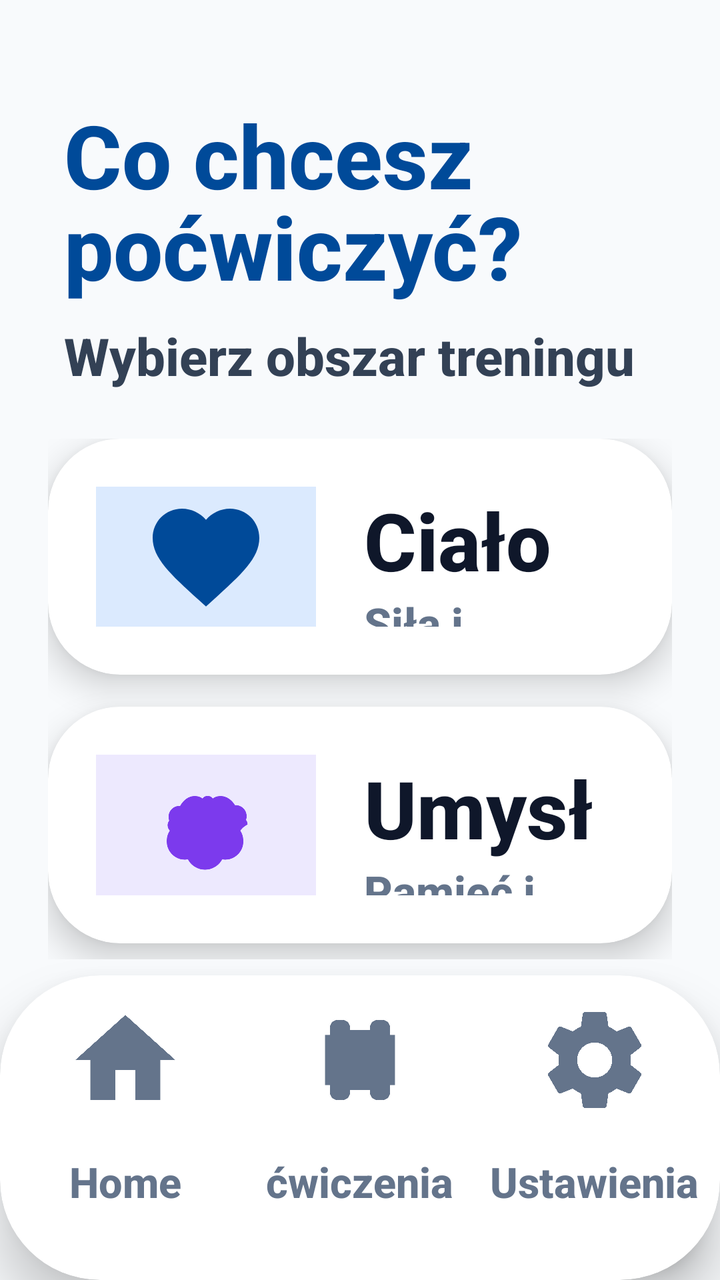
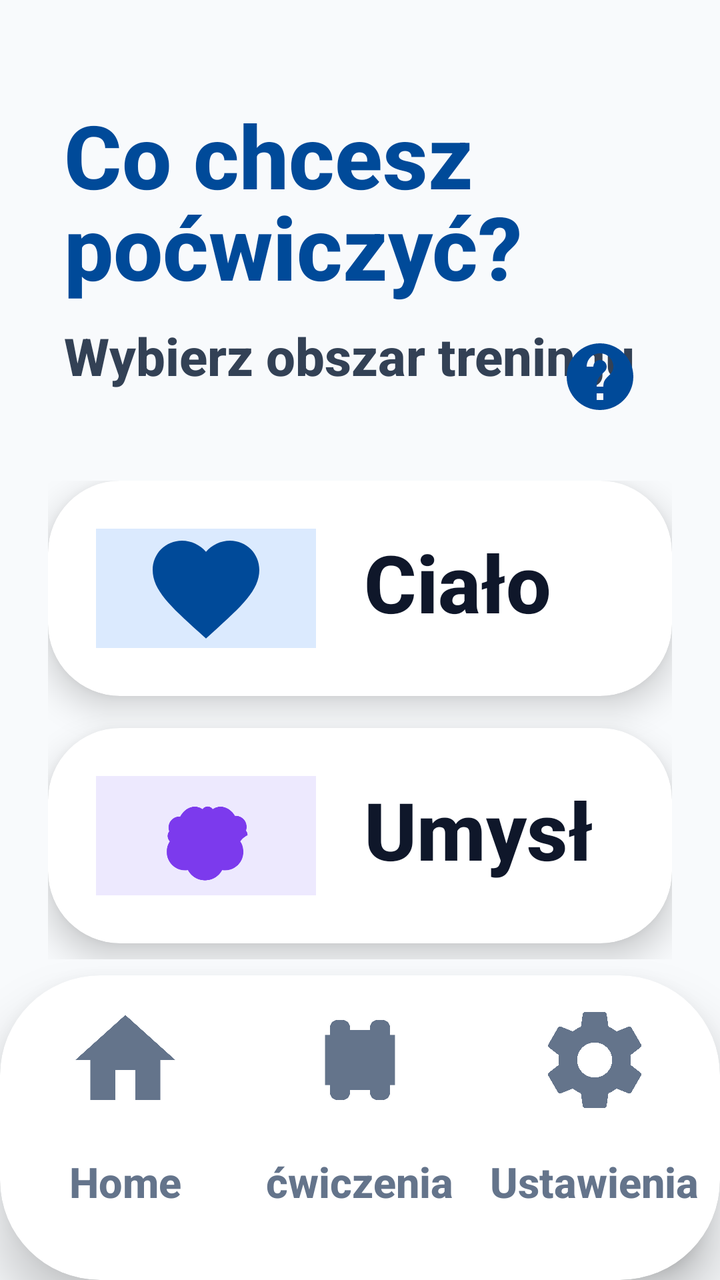

An Android layout rendered at two revisions. The XML below is the earlier revision; the diff shows what the commit changed to produce the second picture.
<!-- AndroidManifest.xml: application theme Theme.Fitnessapp -->
<!-- res/layout/activity_choice.xml -->
<?xml version="1.0" encoding="utf-8"?>
<androidx.constraintlayout.widget.ConstraintLayout xmlns:android="http://schemas.android.com/apk/res/android"
    xmlns:app="http://schemas.android.com/apk/res-auto"
    android:layout_width="match_parent"
    android:layout_height="match_parent"
    android:background="#F8FAFC">

    <LinearLayout
        android:id="@+id/header_container"
        android:layout_width="match_parent"
        android:layout_height="wrap_content"
        android:orientation="vertical"
        android:paddingHorizontal="32dp"
        android:paddingTop="48dp"
        app:layout_constraintTop_toTopOf="parent">

        <TextView
            android:id="@+id/tv_title"
            android:layout_width="match_parent"
            android:layout_height="wrap_content"
            android:text="Co chcesz\npoćwiczyć?"
            android:textColor="#004A99"
            android:textSize="44sp"
            android:textStyle="bold"
            android:lineSpacingMultiplier="0.9" />

        <TextView
            android:id="@+id/tv_subtitle"
            android:layout_width="match_parent"
            android:layout_height="wrap_content"
            android:layout_marginTop="8dp"
            android:text="Wybierz obszar treningu"
            android:textColor="#334155"
            android:textSize="26sp"
            android:textStyle="bold" />
    </LinearLayout>

    <LinearLayout
        android:layout_width="match_parent"
        android:layout_height="0dp"
        android:orientation="vertical"
        android:paddingHorizontal="24dp"
        android:paddingTop="24dp"
        android:paddingBottom="8dp"
        app:layout_constraintTop_toBottomOf="@id/header_container"
        app:layout_constraintBottom_toTopOf="@id/bottom_nav_container">

        
        <androidx.cardview.widget.CardView
            android:id="@+id/card_body"
            android:layout_width="match_parent"
            android:layout_height="0dp"
            android:layout_weight="1"
            android:layout_marginBottom="16dp"
            app:cardCornerRadius="36dp"
            app:cardElevation="10dp"
            android:clickable="true"
            android:focusable="true"
            android:foreground="?android:attr/selectableItemBackground">

            <LinearLayout
                android:layout_width="match_parent"
                android:layout_height="match_parent"
                android:gravity="center_vertical"
                android:orientation="horizontal"
                android:padding="24dp">

                <FrameLayout
                    android:layout_width="110dp"
                    android:layout_height="110dp">
                    <View
                        android:layout_width="match_parent"
                        android:layout_height="match_parent"
                        android:background="@drawable/bg_indicator_active"
                        android:backgroundTint="#DBEAFE" />
                    <ImageView
                        android:layout_width="64dp"
                        android:layout_height="64dp"
                        android:layout_gravity="center"
                        android:src="@drawable/ic_heart"
                        app:tint="#004A99" />
                </FrameLayout>

                <LinearLayout
                    android:layout_width="match_parent"
                    android:layout_height="wrap_content"
                    android:layout_marginStart="24dp"
                    android:orientation="vertical">
                    <TextView
                        android:layout_width="wrap_content"
                        android:layout_height="wrap_content"
                        android:text="Ciało"
                        android:textColor="#0F172A"
                        android:textSize="40sp"
                        android:textStyle="bold" />
                    <TextView
                        android:layout_width="wrap_content"
                        android:layout_height="wrap_content"
                        android:text="Siła i równowaga"
                        android:textColor="#64748B"
                        android:textSize="22sp"
                        android:textStyle="bold" />
                </LinearLayout>
            </LinearLayout>
        </androidx.cardview.widget.CardView>

        
        <androidx.cardview.widget.CardView
            android:id="@+id/card_mind"
            android:layout_width="match_parent"
            android:layout_height="0dp"
            android:layout_weight="1"
            android:layout_marginBottom="8dp"
            app:cardCornerRadius="36dp"
            app:cardElevation="10dp"
            android:clickable="true"
            android:focusable="true"
            android:foreground="?android:attr/selectableItemBackground">

            <LinearLayout
                android:layout_width="match_parent"
                android:layout_height="match_parent"
                android:gravity="center_vertical"
                android:orientation="horizontal"
                android:padding="24dp">

                <FrameLayout
                    android:layout_width="110dp"
                    android:layout_height="110dp">
                    <View
                        android:layout_width="match_parent"
                        android:layout_height="match_parent"
                        android:background="@drawable/bg_indicator_active"
                        android:backgroundTint="#EDE9FE" />
                    <ImageView
                        android:layout_width="64dp"
                        android:layout_height="64dp"
                        android:layout_gravity="center"
                        android:src="@drawable/ic_brain"
                        app:tint="#7C3AED" />
                </FrameLayout>

                <LinearLayout
                    android:layout_width="match_parent"
                    android:layout_height="wrap_content"
                    android:layout_marginStart="24dp"
                    android:orientation="vertical">
                    <TextView
                        android:layout_width="wrap_content"
                        android:layout_height="wrap_content"
                        android:text="Umysł"
                        android:textColor="#0F172A"
                        android:textSize="40sp"
                        android:textStyle="bold" />
                    <TextView
                        android:layout_width="wrap_content"
                        android:layout_height="wrap_content"
                        android:text="Pamięć i koncentracja"
                        android:textColor="#64748B"
                        android:textSize="22sp"
                        android:textStyle="bold" />
                </LinearLayout>
            </LinearLayout>
        </androidx.cardview.widget.CardView>

    </LinearLayout>

    <include
        android:id="@+id/bottom_nav_container"
        layout="@layout/layout_bottom_nav"
        android:layout_width="match_parent"
        android:layout_height="wrap_content"
        app:layout_constraintBottom_toBottomOf="parent" />

    <com.google.android.material.floatingactionbutton.FloatingActionButton
        android:id="@+id/fab_mic"
        android:layout_width="wrap_content"
        android:layout_height="wrap_content"
        android:layout_margin="16dp"
        android:layout_marginBottom="220dp"
        android:contentDescription="Nagrywanie głosu"
        android:src="@drawable/ic_mic"
        app:backgroundTint="#004A99"
        app:tint="#FFFFFF"
        app:fabSize="normal"
        app:elevation="8dp"
        app:layout_constraintBottom_toBottomOf="parent"
        app:layout_constraintEnd_toEndOf="parent" />

</androidx.constraintlayout.widget.ConstraintLayout>
<!-- res/layout/layout_bottom_nav.xml (included above) -->
<?xml version="1.0" encoding="utf-8"?>
<androidx.cardview.widget.CardView xmlns:android="http://schemas.android.com/apk/res/android"
    xmlns:app="http://schemas.android.com/apk/res-auto"
    android:id="@+id/bottom_nav_container"
    android:layout_width="match_parent"
    android:layout_height="210dp"
    app:cardCornerRadius="50dp"
    app:cardElevation="16dp"
    app:cardBackgroundColor="#FFFFFF"
    android:layout_marginBottom="-35dp">

    <LinearLayout
        android:layout_width="match_parent"
        android:layout_height="match_parent"
        android:orientation="horizontal"
        android:paddingBottom="35dp"
        android:paddingHorizontal="4dp"
        android:gravity="bottom">

        
        <LinearLayout
            android:id="@+id/nav_home"
            android:layout_width="0dp"
            android:layout_height="match_parent"
            android:layout_weight="1"
            android:gravity="center"
            android:orientation="vertical"
            android:clickable="true"
            android:focusable="true"
            android:background="?android:attr/selectableItemBackground">

            <androidx.cardview.widget.CardView
                android:id="@+id/nav_home_indicator"
                android:layout_width="120dp"
                android:layout_height="85dp"
                app:cardCornerRadius="30dp"
                app:cardElevation="0dp"
                app:cardBackgroundColor="@android:color/transparent">
                <ImageView
                    android:id="@+id/nav_home_icon"
                    android:layout_width="60dp"
                    android:layout_height="60dp"
                    android:layout_gravity="center"
                    android:src="@drawable/ic_home"
                    app:tint="#64748B" />
            </androidx.cardview.widget.CardView>
            <TextView
                android:id="@+id/nav_home_text"
                android:layout_width="wrap_content"
                android:layout_height="wrap_content"
                android:text="Home"
                android:textColor="#64748B"
                android:textStyle="bold"
                android:textSize="21sp"
                android:maxLines="1"
                android:ellipsize="none"
                android:layout_marginTop="4dp" />
        </LinearLayout>

        
        <LinearLayout
            android:id="@+id/nav_plan"
            android:layout_width="0dp"
            android:layout_height="match_parent"
            android:layout_weight="1"
            android:gravity="center"
            android:orientation="vertical"
            android:clickable="true"
            android:focusable="true"
            android:background="?android:attr/selectableItemBackground">

            <androidx.cardview.widget.CardView
                android:id="@+id/nav_plan_indicator"
                android:layout_width="120dp"
                android:layout_height="85dp"
                app:cardCornerRadius="30dp"
                app:cardElevation="0dp"
                app:cardBackgroundColor="@android:color/transparent">
                <ImageView
                    android:id="@+id/nav_plan_icon"
                    android:layout_width="60dp"
                    android:layout_height="60dp"
                    android:layout_gravity="center"
                    android:src="@drawable/ic_dumbbell"
                    app:tint="#64748B" />
            </androidx.cardview.widget.CardView>
            <TextView
                android:id="@+id/nav_plan_text"
                android:layout_width="wrap_content"
                android:layout_height="wrap_content"
                android:text="ćwiczenia"
                android:textColor="#64748B"
                android:textStyle="bold"
                android:textSize="21sp"
                android:maxLines="1"
                android:ellipsize="none"
                android:layout_marginTop="4dp" />
        </LinearLayout>

        
        <LinearLayout
            android:id="@+id/nav_settings"
            android:layout_width="0dp"
            android:layout_height="match_parent"
            android:layout_weight="1"
            android:gravity="center"
            android:orientation="vertical"
            android:clickable="true"
            android:focusable="true"
            android:background="?android:attr/selectableItemBackground">

            <androidx.cardview.widget.CardView
                android:id="@+id/nav_settings_indicator"
                android:layout_width="120dp"
                android:layout_height="85dp"
                app:cardCornerRadius="30dp"
                app:cardElevation="0dp"
                app:cardBackgroundColor="@android:color/transparent">
                <ImageView
                    android:id="@+id/nav_settings_icon"
                    android:layout_width="60dp"
                    android:layout_height="60dp"
                    android:layout_gravity="center"
                    android:src="@drawable/ic_settings"
                    app:tint="#64748B" />
            </androidx.cardview.widget.CardView>
            <TextView
                android:id="@+id/nav_settings_text"
                android:layout_width="wrap_content"
                android:layout_height="wrap_content"
                android:text="Ustawienia"
                android:textColor="#64748B"
                android:textStyle="bold"
                android:textSize="21sp"
                android:maxLines="1"
                android:ellipsize="none"
                android:layout_marginTop="4dp" />
        </LinearLayout>

    </LinearLayout>
</androidx.cardview.widget.CardView>
<!-- resources referenced by this layout -->
<resources>
  <!-- drawable bg_indicator_active (drawable) -->
  <?xml version="1.0" encoding="utf-8"?>
  <shape xmlns:android="http://schemas.android.com/apk/res/android"
      android:shape="rectangle">
      <solid android:color="@color/blue_primary" />
      <corners android:radius="4dp" />
  </shape>
  <!-- drawable ic_dumbbell (drawable) -->
  <vector xmlns:android="http://schemas.android.com/apk/res/android"
      android:width="24dp"
      android:height="24dp"
      android:viewportWidth="24"
      android:viewportHeight="24">
      <path
          android:fillColor="#000000"
          android:pathData="M18,18.5V17H19V7H18V5.5A1.5,1.5 0,0 0,16.5 4H15.5A1.5,1.5 0,0 0,14 5.5V6H10V5.5A1.5,1.5 0,0 0,8.5 4H7.5A1.5,1.5 0,0 0,6 5.5V7H5V17H6V18.5A1.5,1.5 0,0 0,7.5 20H8.5A1.5,1.5 0,0 0,10 18.5V18H14V18.5A1.5,1.5 0,0 0,15.5 20H16.5A1.5,1.5 0,0 0,18 18.5Z"/>
  </vector>
  <!-- drawable ic_heart (drawable) -->
  <vector xmlns:android="http://schemas.android.com/apk/res/android"
      android:width="24dp"
      android:height="24dp"
      android:viewportWidth="24"
      android:viewportHeight="24">
      <path
          android:fillColor="@color/blue_primary"
          android:pathData="M12,21.35l-1.45,-1.32C5.4,15.36 2,12.28 2,8.5 2,5.42 4.42,3 7.5,3c1.74,0 3.41,0.81 4.5,2.09C13.09,3.81 14.76,3 16.5,3 19.58,3 22,5.42 22,8.5c0,3.78 -3.4,6.86 -8.55,11.54L12,21.35z"/>
  </vector>
  <!-- drawable ic_home (drawable) -->
  <vector xmlns:android="http://schemas.android.com/apk/res/android"
      android:width="24dp"
      android:height="24dp"
      android:viewportWidth="24"
      android:viewportHeight="24">
      <path
          android:fillColor="#FF000000"
          android:pathData="M10,20V14H14V20H19V12H22L12,3L2,12H5V20H10Z" />
  </vector>
  <!-- drawable ic_mic (drawable) -->
  <vector xmlns:android="http://schemas.android.com/apk/res/android"
      android:width="24dp"
      android:height="24dp"
      android:viewportWidth="24"
      android:viewportHeight="24">
      <path
          android:fillColor="#1A5DFF"
          android:pathData="M12,14c1.66,0 3,-1.34 3,-3V5c0,-1.66 -1.34,-3 -3,-3S9,3.34 9,5v6C9,12.66 10.34,14 12,14zM17.3,11c0,3 -2.54,5.1 -5.3,5.1S6.7,14 6.7,11H5c0,3.41 2.72,6.23 6,6.72V21h2v-3.28c3.28,-0.49 6,-3.31 6,-6.72H17.3z"/>
  </vector>
  <style name="Theme.Fitnessapp" parent="Base.Theme.Fitnessapp" />
  <color name="blue_primary">#2563EB</color>
  <style name="Base.Theme.Fitnessapp" parent="Theme.Material3.Light.NoActionBar">
          
          <item name="android:fontFamily">sans-serif-medium</item>
          <item name="android:textAllCaps">false</item>
          <item name="android:textColor">#0F172A</item>
          <item name="android:windowBackground">#F8FAFC</item>
      </style>
  <!-- unchanged entries left out for length: 2 -->
</resources>

<!-- the commit's change to res/layout/activity_choice.xml (unified diff, before → after) -->
@@ -14,25 +14,42 @@
         android:paddingTop="48dp"
         app:layout_constraintTop_toTopOf="parent">
 
-        <TextView
-            android:id="@+id/tv_title"
-            android:layout_width="match_parent"
-            android:layout_height="wrap_content"
-            android:text="Co chcesz\npoćwiczyć?"
-            android:textColor="#004A99"
-            android:textSize="44sp"
-            android:textStyle="bold"
-            android:lineSpacingMultiplier="0.9" />
+<TextView
+        android:id="@+id/tv_title"
+        android:layout_width="match_parent"
+        android:layout_height="wrap_content"
+        android:text="Co chcesz\npoćwiczyć?"
+        android:textColor="#004A99"
+        android:textSize="44sp"
+        android:textStyle="bold"
+        android:lineSpacingMultiplier="0.9" />
+
+    <RelativeLayout
+        android:layout_width="match_parent"
+        android:layout_height="wrap_content"
+        android:layout_marginTop="8dp">
 
         <TextView
             android:id="@+id/tv_subtitle"
-            android:layout_width="match_parent"
+            android:layout_width="wrap_content"
             android:layout_height="wrap_content"
-            android:layout_marginTop="8dp"
             android:text="Wybierz obszar treningu"
             android:textColor="#334155"
             android:textSize="26sp"
             android:textStyle="bold" />
+
+        <ImageButton
+            android:id="@+id/btn_help"
+            android:layout_width="56dp"
+            android:layout_height="56dp"
+            android:layout_alignParentEnd="true"
+            android:layout_centerVertical="true"
+            android:background="?android:attr/selectableItemBackgroundBorderless"
+            android:src="@drawable/ic_help"
+            android:scaleType="fitCenter"
+            android:padding="8dp"
+            android:contentDescription="Pomoc głosowa" />
+    </RelativeLayout>
     </LinearLayout>
 
     <LinearLayout
<!-- resource entries referenced after the edit -->
@@ -26,6 +26,16 @@
       <path
           android:fillColor="@color/blue_primary"
           android:pathData="M12,21.35l-1.45,-1.32C5.4,15.36 2,12.28 2,8.5 2,5.42 4.42,3 7.5,3c1.74,0 3.41,0.81 4.5,2.09C13.09,3.81 14.76,3 16.5,3 19.58,3 22,5.42 22,8.5c0,3.78 -3.4,6.86 -8.55,11.54L12,21.35z"/>
+  </vector>
+  <!-- drawable ic_help (drawable) -->
+  <vector xmlns:android="http://schemas.android.com/apk/res/android"
+      android:width="48dp"
+      android:height="48dp"
+      android:viewportWidth="24"
+      android:viewportHeight="24">
+      <path
+          android:fillColor="#004A99"
+          android:pathData="M12,2C6.48,2 2,6.48 2,12s4.48,10 10,10 10,-4.48 10,-10S17.52,2 12,2zM13,19h-2v-2h2v2zM15.07,11.25l-0.9,0.92C13.45,12.9 13,13.5 13,15h-2v-0.5c0,-1.1 0.45,-2.1 1.17,-2.83l1.24,-1.26c0.37,-0.36 0.59,-0.86 0.59,-1.41 0,-1.1 -0.9,-2 -2,-2s-2,0.9 -2,2L8,9c0,-2.21 1.79,-4 4,-4s4,1.79 4,4c0,0.88 -0.36,1.68 -0.93,2.25z"/>
   </vector>
   <!-- drawable ic_home (drawable) -->
   <vector xmlns:android="http://schemas.android.com/apk/res/android"
